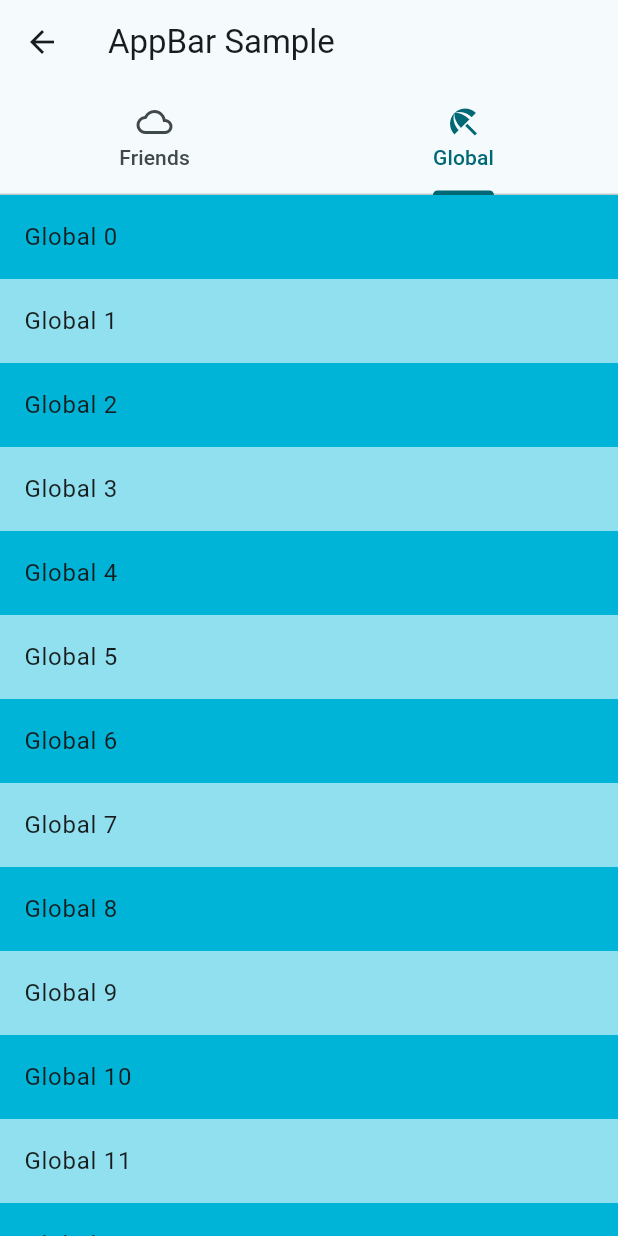
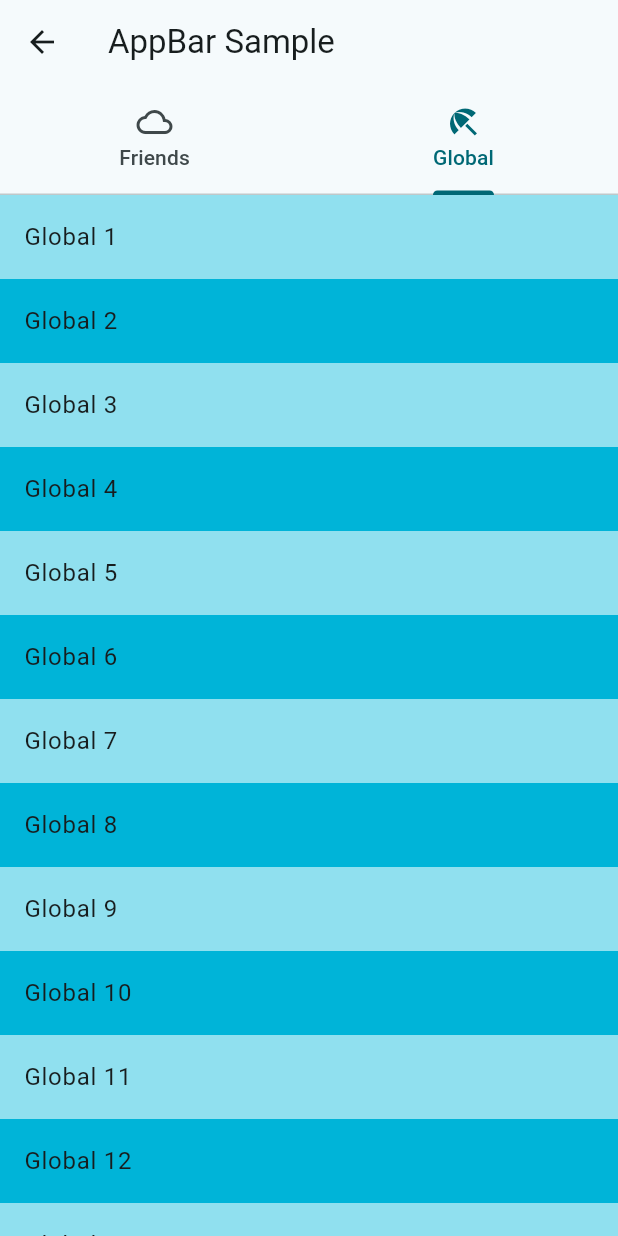
Before and after one commit to BagetTeam/Mathlympics, a Flutter app: the screen it shows after launch, after a tap on "Leaderboard", on a phone screen of 412 x 824 dp. Run offline on Flutter 3.47's test engine with Material 3 defaults, Android fonts, the phone set to English and light mode, and no system bars.

Commit message:
created assets folder, added to pubspec.yaml and added main_logo image

```diff
--- a/lib/home.dart
+++ b/lib/home.dart
@@ -8,10 +8,12 @@ class Home extends StatelessWidget {
     required this.title,
     required this.user_level,
     required this.user_xp,
+    this.logo = const SizedBox.shrink(),
   });
   final String title;
   final int user_level;
   final int user_xp;
+  final Widget logo;
 
   @override
   Widget build(BuildContext context) {
@@ -21,24 +23,13 @@ class Home extends StatelessWidget {
           WidgetStateProperty.all(TextStyle(fontSize: globalStyles.font.size)),
     );
     return Scaffold(
-      // appBar: AppBar(
-      //   backgroundColor: globalStyles.colors.white,
-      //   title: Center(
-      //     child: Text(widget.title),
-      //   ),
-      // ),
       body: Center(
         child: Column(
           mainAxisAlignment: MainAxisAlignment.center,
           children: <Widget>[
-            SizedBox(
-              height: 80,
-              child: Center(
-                child: Text(
-                  title,
-                  style: globalStyles.font.title,
-                ),
-              ),
+            Padding(
+              padding: const EdgeInsets.all(4.0),
+              child: logo,
             ),
             FilledButton.tonal(
                 style: buttonStyle.copyWith(
--- a/lib/leaderboard.dart
+++ b/lib/leaderboard.dart
@@ -41,19 +41,21 @@ class Leaderboard extends StatelessWidget {
           children: <Widget>[
             ListView.builder(
               itemCount: 25,
-              itemBuilder: (BuildContext context, int index) {
+              itemBuilder: (BuildContext context, index) {
+                final int displayIndex = index + 1;
                 return ListTile(
-                  tileColor: index.isOdd ? oddItemColor : evenItemColor,
-                  title: Text('${titles[0]} $index'),
+                  tileColor: displayIndex.isOdd ? oddItemColor : evenItemColor,
+                  title: Text('${titles[0]} $displayIndex'),
                 );
               },
             ),
             ListView.builder(
               itemCount: 25,
-              itemBuilder: (BuildContext context, int index) {
+              itemBuilder: (BuildContext context, index) {
+                final int displayIndex = index + 1;
                 return ListTile(
-                  tileColor: index.isOdd ? oddItemColor : evenItemColor,
-                  title: Text('${titles[1]} $index'),
+                  tileColor: displayIndex.isOdd ? oddItemColor : evenItemColor,
+                  title: Text('${titles[1]} $displayIndex'),
                 );
               },
             ),
--- /dev/null
+++ b/lib/logos.dart
@@ -0,0 +1,12 @@
+import 'package:flutter/material.dart';
+
+class Logos {
+  static const String logoPath = 'assets/images/main_logo.png';
+  static Widget appLogo() {
+    return Image.asset(
+      logoPath,
+      width: 160,
+      height: 160,
+    );
+  }
+}
--- a/lib/main.dart
+++ b/lib/main.dart
@@ -2,6 +2,7 @@ import 'package:flutter/material.dart';
 import 'package:mathlympics/leaderboard.dart';
 import 'global_styles.dart';
 import 'home.dart';
+import 'logos.dart';
 
 void main() {
   runApp(const MyApp());
@@ -21,10 +22,11 @@ class MyApp extends StatelessWidget {
       ),
       initialRoute: '/home',
       routes: {
-        '/home': (context) => const Home(
+        '/home': (context) => Home(
               title: 'Mathlympics',
               user_level: 0,
               user_xp: 0,
+              logo: Logos.appLogo(),
             ),
         '/leaderboard': (context) => const Leaderboard(user_id: 0)
       },
--- a/pubspec.yaml
+++ b/pubspec.yaml
@@ -61,6 +61,9 @@ flutter:
   # assets:
   #   - images/a_dot_burr.jpeg
   #   - images/a_dot_ham.jpeg
+  assets:
+    - assets/images/main_logo.png
+
 
   # An image asset can refer to one or more resolution-specific "variants", see
   # https://flutter.dev/to/resolution-aware-images
```
Also changed, not shown: assets/images/main_logo.png (added).
